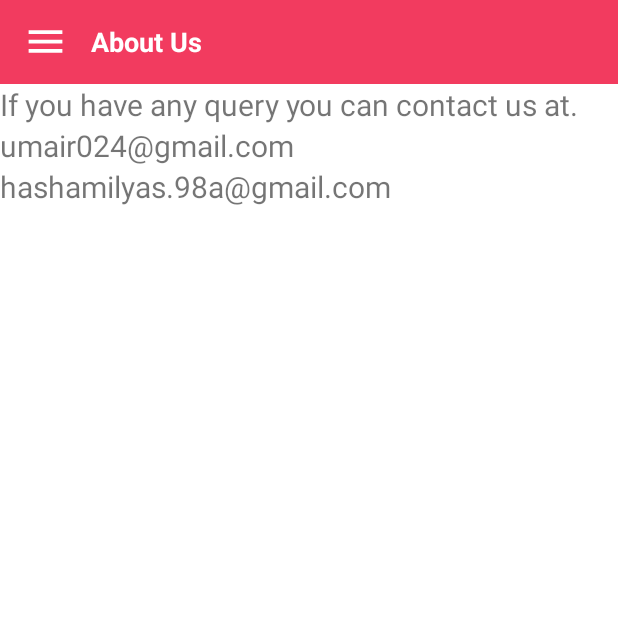
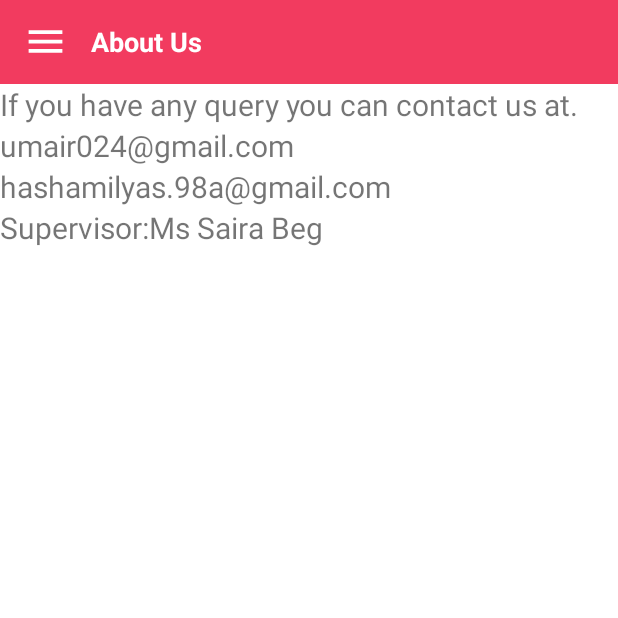
Before and after one commit to umar024/Illuminate, an Android app: the AboutUsFragment screen opened through its navigation route, on a phone screen of 412 x 824 dp, the top half of it. Run offline under Robolectric (Android 15) with nearby library versions, the phone set to English and light mode, and no system bars; our stand-ins replace Firebase (no records; nobody signed in at launch, a user with empty details on screens opened directly), Volley, navigation-ui; network calls fail.

Commit message:
Update fragment_about_us.xml

```diff
--- a/Android Project/Illuminate04/app/src/main/res/layout/fragment_about_us.xml
+++ b/Android Project/Illuminate04/app/src/main/res/layout/fragment_about_us.xml
@@ -23,5 +23,10 @@
         android:layout_height="wrap_content"
         android:text="hashamilyas.98a@gmail.com"
         android:textSize="20sp"/>
+    <TextView
+        android:layout_width="wrap_content"
+        android:layout_height="wrap_content"
+        android:text="Supervisor:Ms Saira Beg"
+        android:textSize="20sp"/>
 </LinearLayout>
 </FrameLayout>
```
